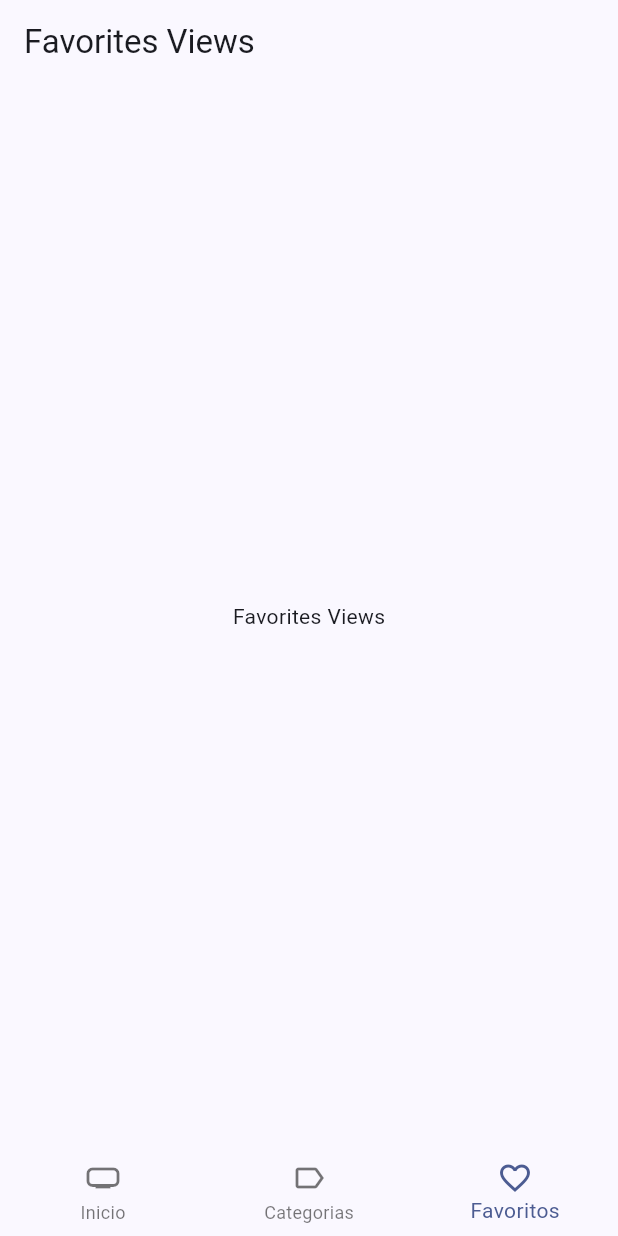
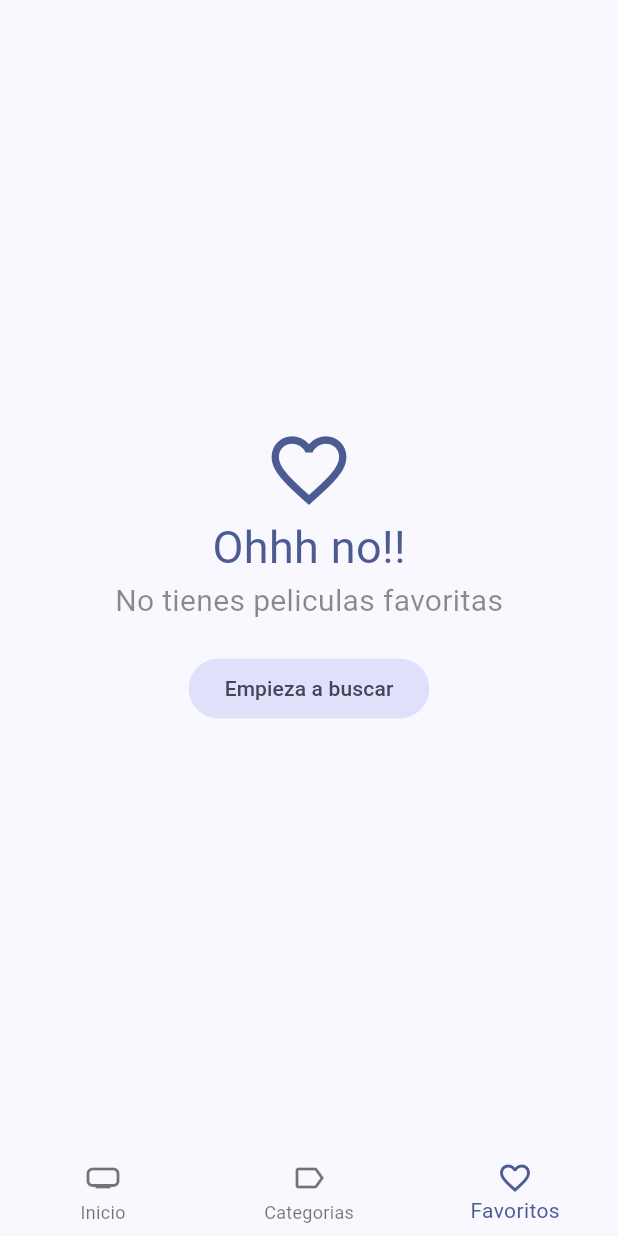
Before and after one commit to RommelOlachea/cinemapediav2, a Flutter app: the screen it shows after launch, item 3 of the bottom bar chosen, on a phone screen of 412 x 824 dp. Run offline on Flutter 3.47's test engine with Material 3 defaults, Android fonts, the phone set to English and light mode, and no system bars; our stand-ins replace animate_do, card_swiper, dio, flutter_dotenv, flutter_riverpod, go_router and 1 more; accounts and stored records are empty; generated files the repository leaves out were written again; network calls fail.

Commit message:
Fin de la implementacion de la base de datos local

```diff
--- a/lib/config/router/app_router.dart
+++ b/lib/config/router/app_router.dart
@@ -9,7 +9,7 @@ final appRouter = GoRouter(
         '/home/0', //la ruta por default es home, con el paremetro de pageindex en 0
     routes: [
       GoRoute(
-          path: '/home/:page', //el parametro recibido se encuentra en page
+          path: '/home/:page', //el parametro recibido se encuentra en page, y se utilizara porque se utiliza un widget IndexedStack en el home
           name: HomeScreen.name,
           builder: (context, state) {
             final pageIndex = state.pathParameters['page'] ??
--- /dev/null
+++ b/lib/domain/datasources/local_storage_datasource.dart
@@ -0,0 +1,8 @@
+import 'package:cinemapedia/domain/entities/movie.dart';
+
+abstract class LocalStorageDatasource {
+      Future<void> toggleFavorite(Movie movie); //metodo que sirve para agregar una pelicula
+      Future<bool> isMovieFavorite(int movieId); //metodo que sirve para verificar si la pelicula esta en favoritos
+      Future <List<Movie>> loadMovies({int limit = 10, offset = 0}); //metodo que me permite leer las peliculas, y limitamos la cantidad de resultados
+
+}
--- /dev/null
+++ b/lib/domain/repositories/loca_storage_repository.dart
@@ -0,0 +1,10 @@
+import 'package:cinemapedia/domain/entities/movie.dart';
+
+abstract class LocalStorageRepository {
+
+      Future<void> toggleFavorite(Movie movie); //metodo que sirve para agregar una pelicula a favoritos o quitarla
+      Future<bool> isMovieFavorite(int movieId); //metodo que sirve para verificar si la pelicula esta en favoritos
+      Future <List<Movie>> loadMovies({int limit = 10, offset = 0}); //metodo que me permite leer las peliculas, y limitamos la cantidad de resultados
+
+
+}
--- a/lib/presentation/providers/providers.dart
+++ b/lib/presentation/providers/providers.dart
@@ -4,4 +4,7 @@ export 'movies/movies_providers.dart';
 export 'movies/movies_repository_provider.dart';
 export 'movies/movies_slideshow_provider.dart';
 export 'movies/initial_loading_provider.dart';
+export 'movies/movie_info_provider.dart';
 export 'search/search_movie_provider.dart';
+export 'local/local_storage_respository_provider.dart';
+export 'local/favorite_movies_provider.dart';
--- a/lib/presentation/views/movies/favorites_view.dart
+++ b/lib/presentation/views/movies/favorites_view.dart
@@ -1,15 +1,92 @@
+import 'package:cinemapedia/presentation/providers/providers.dart';
+import 'package:cinemapedia/presentation/widgets/widgets.dart';
 import 'package:flutter/material.dart';
+import 'package:flutter_riverpod/flutter_riverpod.dart';
+import 'package:go_router/go_router.dart';
+import 'package:isar/isar.dart';
 
-class FavoritesView extends StatelessWidget {
+//init
+//solo las primeras 10 movies
+
+class FavoritesView extends ConsumerStatefulWidget {
   const FavoritesView({super.key});
 
   @override
+  FavoritesViewState createState() => FavoritesViewState();
+}
+
+//nota: en ConsumerState esta implicito el ref ya de manera global
+class FavoritesViewState extends ConsumerState<FavoritesView> {
+  bool isLastPage = false;
+  bool isLoading = false;
+
+  @override
+  void initState() {
+    super.initState();
+
+    //cargamos las peliculas al inicializar
+    loadNextPage();
+  }
+
+  void loadNextPage() async {
+    if (isLoading || isLastPage) return;
+    isLoading = true;
+
+    //nota: ponemos el favoritesMoviesProvider con .notifier para poder accesar a los metodos
+    //si no lo ponemos con .notifier, nos saldrian los metodos para manejar el state, es decir la data que fluye
+    final movies =
+        await ref.read(favoriteMoviesProvider.notifier).loadNextPage();
+    isLoading = false;
+
+    if (movies.isEmpty) {
+      isLastPage = true;
+    }
+  }
+
+  @override
   Widget build(BuildContext context) {
+    //obtenemos la data del provider, con watch para que reaccione a los cambios y se redibuje el widget, cuando carguemos con loadNextPage
+    final favoritesMovies = ref
+        .watch(favoriteMoviesProvider)
+        .values
+        .toList(); //con esto solo sacamos los valores del mapa, y lo convertimos en una lista
+
+    if (favoritesMovies.isEmpty) {
+      final colors = Theme.of(context).colorScheme;
+      return Center(
+        child: Column(
+          mainAxisAlignment: MainAxisAlignment.center,
+          crossAxisAlignment: CrossAxisAlignment.center,
+          children: [
+            Icon(
+              Icons.favorite_outline_sharp,
+              size: 60,
+              color: colors.primary,
+            ),
+            Text(
+              'Ohhh no!!',
+              style: TextStyle(fontSize: 30, color: colors.primary),
+            ),
+            const Text(
+              'No tienes peliculas favoritas',
+              style: TextStyle(fontSize: 20, color: Colors.black45),
+            ),
+            const SizedBox(
+              height: 20,
+            ),
+            FilledButton.tonal(
+                onPressed: () => context.go('/home/0'), child: const Text('Empieza a buscar')),
+          ],
+        ),
+      );
+    }
+
     return Scaffold(
-      appBar: AppBar(
-        title: const Text('Favorites Views'),
-      ),
-      body: const Center(child: Text('Favorites Views'),),
+      body: MovieMasonry(movies: favoritesMovies, loadNextPage: loadNextPage),
     );
   }
 }
+
+
+//nota, el setstate en flutter lo unico que indica es que hubo un cambio en el estado y que el widget
+//necesita redibujarse
--- a/lib/presentation/widgets/shared/custom_appbar.dart
+++ b/lib/presentation/widgets/shared/custom_appbar.dart
@@ -54,7 +54,7 @@ class CustomAppbar extends ConsumerWidget {
                           )).then((movie) {
                         if (movie == null) return;
 
-                        context.push('/movie/${movie.id}');
+                        context.push('/home/0/movie/${movie.id}');
                       });
                     },
                     icon: const Icon(Icons.search)),
--- a/lib/presentation/widgets/widgets.dart
+++ b/lib/presentation/widgets/widgets.dart
@@ -1,8 +1,6 @@
 
-
-
-
-
+export 'movies/movie_masonry.dart';
+export 'movies/movie_poster_link.dart';
 export 'movies/movies_horizontal_listview.dart';
 export 'package:cinemapedia/presentation/widgets/movies/movies_slideshow.dart';
 export 'package:cinemapedia/presentation/widgets/shared/custom_appbar.dart';
--- a/pubspec.yaml
+++ b/pubspec.yaml
@@ -14,13 +14,19 @@ dependencies:
     sdk: flutter
   flutter_dotenv: ^5.1.0
   flutter_riverpod: ^2.4.2
+  flutter_staggered_grid_view: ^0.7.0
   go_router: ^11.1.2
   intl: ^0.18.1
+  isar: ^3.1.0+1
+  isar_flutter_libs: ^3.1.0+1
+  path_provider: ^2.1.1
 
 dev_dependencies:
+  build_runner: ^2.4.7
   flutter_lints: ^2.0.0
   flutter_test:
     sdk: flutter
+  isar_generator: ^3.1.0+1
 
 flutter:
   uses-material-design: true
```
Also changed, not shown: lib/domain/entities/movie.dart (+10 -4 lines), lib/infrastructure/datasources/isar_datasource.dart (added, +70 -0 lines), lib/infrastructure/repositories/local_storage_repository_impl.dart (added, +24 -0 lines), lib/presentation/providers/local/favorite_movies_provider.dart (added, +63 -0 lines), lib/presentation/providers/local/local_storage_respository_provider.dart (added, +9 -0 lines), lib/presentation/screens/movies/movie_screen.dart (+96 -34 lines), lib/presentation/widgets/movies/movie_masonry.dart (added, +71 -0 lines), lib/presentation/widgets/movies/movie_poster_link.dart (added, +22 -0 lines), lib/domain/entities/movie.g.dart (added), pubspec.lock, 15 other files.
